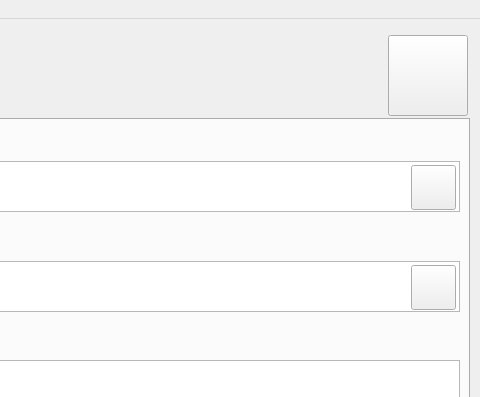
The window that omega_gui/elements/omega_gui_qt.ui (USEPA/EPA_OMEGA_Model) describes before a commit, drawn with Qt 5; both pictures show x 641 to 1121 and y 0 to 397 of the 1121 by 787 pixel window.
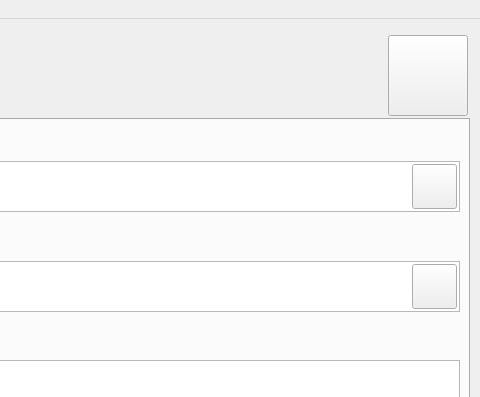
The same window after the commit.

```diff
--- a/omega_gui/elements/omega_gui_qt.ui
+++ b/omega_gui/elements/omega_gui_qt.ui
@@ -227,8 +227,8 @@
      <widget class="QPushButton" name="select_output_batch_directory_button">
       <property name="geometry">
        <rect>
-        <x>1040</x>
-        <y>145</y>
+        <x>1041</x>
+        <y>144</y>
         <width>45</width>
         <height>45</height>
        </rect>
@@ -260,8 +260,8 @@
       </property>
       <property name="geometry">
        <rect>
-        <x>1040</x>
-        <y>45</y>
+        <x>1041</x>
+        <y>44</y>
         <width>45</width>
         <height>45</height>
        </rect>
```
